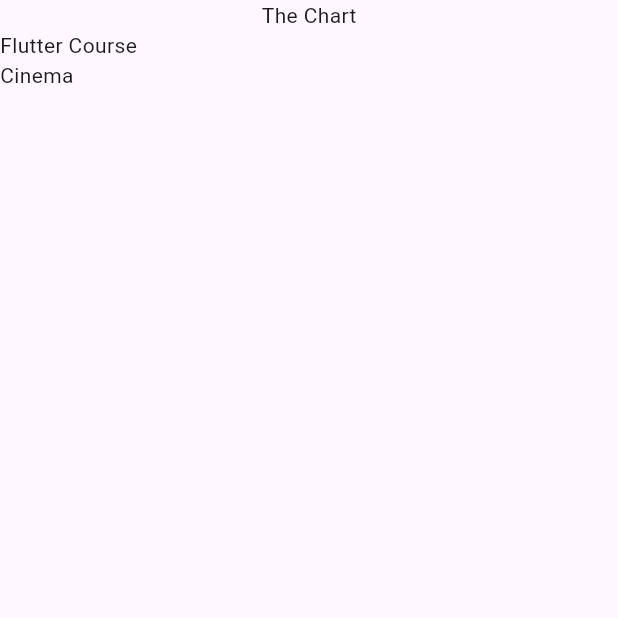
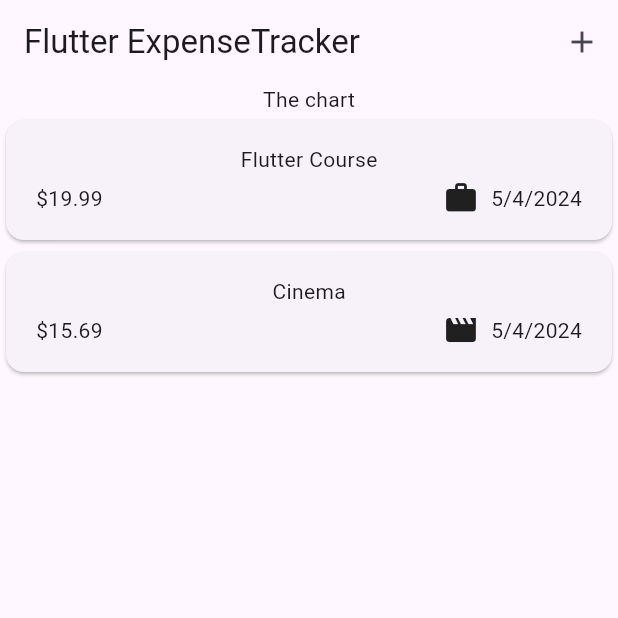
Before and after one commit to nathannewyen/flutter-expense.app, a Flutter app: the screen it shows after launch, on a phone screen of 412 x 824 dp, the top half of it. Run offline on Flutter 3.47's test engine with Material 3 defaults, Android fonts, the phone set to English and light mode, and no system bars.

Commit message:
update app

```diff
--- a/lib/expenses.dart
+++ /dev/null
@@ -1,34 +0,0 @@
-import 'package:flutter/material.dart';
-
-import 'expenses_list.dart';
-import 'models/expense.dart';
-
-class Expenses extends StatefulWidget {
-  const Expenses({super.key});
-
-  @override
-  State<Expenses> createState() {
-    return _ExpensesState();
-  }
-}
-
-class _ExpensesState extends State<Expenses> {
-  final List<Expense> _registeredExpenses = [
-    Expense(title: 'Flutter Course', amount: 19.99, date: DateTime.now(), category: Category.work),
-    Expense(title: 'Cinema', amount: 15.99, date: DateTime.now(), category: Category.leisure)
-  ];
-
-  @override
-  Widget build(BuildContext context) {
-    return Scaffold(
-      body: Column(
-        children: [
-          const Text('The Chart'),
-          Expanded(
-            child: ExpensesList(expenses: _registeredExpenses),
-          )
-        ],
-      ),
-    );
-  }
-}
--- a/lib/expenses_list.dart
+++ /dev/null
@@ -1,19 +0,0 @@
-import 'package:flutter/material.dart';
-import 'package:expense_tracker/models/expense.dart';
-
-class ExpensesList extends StatelessWidget {
-  const ExpensesList({
-    super.key,
-    required this.expenses,
-  });
-
-  final List<Expense> expenses;
-
-  @override
-  Widget build(BuildContext context) {
-    return ListView.builder(
-        itemCount: expenses.length,
-        itemBuilder: (ctx, index) => Text(expenses[index].title),
-    );
-  }
-}
--- a/lib/models/expense.dart
+++ b/lib/models/expense.dart
@@ -1,8 +1,19 @@
+import 'package:flutter/material.dart';
 import 'package:uuid/uuid.dart';
+import 'package:intl/intl.dart';
+
+final formatter= DateFormat.yMd();
 
 const uuid = Uuid();
 
 enum Category { food, travel, leisure, work }
+
+const categoryIcons = {
+  Category.food: Icons.lunch_dining,
+  Category.travel: Icons.flight_takeoff,
+  Category.leisure: Icons.movie,
+  Category.work: Icons.work,
+};
 
 class Expense {
   Expense({
@@ -17,4 +28,8 @@ class Expense {
   final double amount;
   final DateTime date;
   final Category category;
+
+  String get formattedDate {
+    return formatter.format(date);
+  }
 }
--- /dev/null
+++ b/lib/widgets/expenses.dart
@@ -0,0 +1,74 @@
+import 'package:expense_tracker/widgets/new_expense.dart';
+import 'package:flutter/material.dart';
+
+import 'package:expense_tracker/widgets/expenses_list/expenses_list.dart';
+import 'package:expense_tracker/models/expense.dart';
+
+class Expenses extends StatefulWidget {
+  const Expenses({super.key});
+
+  @override
+  State<Expenses> createState() {
+    return _ExpensesState();
+  }
+}
+
+class _ExpensesState extends State<Expenses> {
+  final List<Expense> _registeredExpenses = [
+    Expense(
+      title: 'Flutter Course',
+      amount: 19.99,
+      date: DateTime.now(),
+      category: Category.work,
+    ),
+    Expense(
+      title: 'Cinema',
+      amount: 15.69,
+      date: DateTime.now(),
+      category: Category.leisure,
+    ),
+  ];
+
+  void _openAddExpenseOverlay() {
+    showModalBottomSheet(
+      isScrollControlled: true,
+      context: context,
+      builder: (ctx) => NewExpense(onAddExpense: _addExpense),
+    );
+  }
+
+  void _addExpense(Expense expense) {
+    setState(() {
+      _registeredExpenses.add(expense);
+    });
+  }
+
+  void _removeExpense(Expense expense) {
+    setState(() {
+      _registeredExpenses.remove(expense);
+    });
+  }
+
+  @override
+  Widget build(BuildContext context) {
+    return Scaffold(
+      appBar: AppBar(
+        title: const Text('Flutter ExpenseTracker'),
+        actions: [
+          IconButton(
+            onPressed: _openAddExpenseOverlay,
+            icon: const Icon(Icons.add),
+          ),
+        ],
+      ),
+      body: Column(
+        children: [
+          const Text('The chart'),
+          Expanded(
+            child: ExpensesList(expenses: _registeredExpenses, onRemoveExpense: _removeExpense),
+          ),
+        ],
+      ),
+    );
+  }
+}
--- /dev/null
+++ b/lib/widgets/expenses_list/expenses_item.dart
@@ -0,0 +1,40 @@
+import 'package:flutter/material.dart';
+
+import 'package:expense_tracker/models/expense.dart';
+
+class ExpenseItem extends StatelessWidget {
+  const ExpenseItem(this.expense, {super.key});
+
+  final Expense expense;
+
+  @override
+  Widget build(BuildContext context) {
+    return Card(
+      child: Padding(
+        padding: const EdgeInsets.symmetric(
+          horizontal: 20,
+          vertical: 16,
+        ),
+        child: Column(
+          children: [
+            Text(expense.title),
+            const SizedBox(height: 4),
+            Row(
+              children: [
+                Text('\$${expense.amount.toStringAsFixed(2)}'),
+                const Spacer(),
+                Row(
+                  children: [
+                    Icon(categoryIcons[expense.category]),
+                    const SizedBox(width: 8),
+                    Text(expense.formattedDate),
+                  ],
+                ),
+              ],
+            ),
+          ],
+        ),
+      ),
+    );
+  }
+}
--- /dev/null
+++ b/lib/widgets/expenses_list/expenses_list.dart
@@ -0,0 +1,31 @@
+import 'package:flutter/material.dart';
+
+import 'package:expense_tracker/widgets/expenses_list/expenses_item.dart';
+import 'package:expense_tracker/models/expense.dart';
+
+class ExpensesList extends StatelessWidget {
+  const ExpensesList({
+    super.key,
+    required this.expenses,
+    required this.onRemoveExpense,
+  });
+
+  final List<Expense> expenses;
+  final void Function(Expense) onRemoveExpense;
+
+  @override
+  Widget build(BuildContext context) {
+    return ListView.builder(
+      itemCount: expenses.length,
+      itemBuilder: (ctx, index) => Dismissible(
+        key: ValueKey(expenses[index]),
+        onDismissed: (direction) {
+          onRemoveExpense(expenses[index]);
+        },
+        child: ExpenseItem(
+          expenses[index],
+        ),
+      ),
+    );
+  }
+}
--- a/pubspec.yaml
+++ b/pubspec.yaml
@@ -36,6 +36,7 @@ dependencies:
   # Use with the CupertinoIcons class for iOS style icons.
   cupertino_icons: ^1.0.6
   uuid: ^4.4.0
+  intl: ^0.19.0
 
 dev_dependencies:
   flutter_test:
```
Also changed, not shown: lib/main.dart (+4 -3 lines), lib/widgets/new_expense.dart (added, +168 -0 lines), pubspec.lock.
